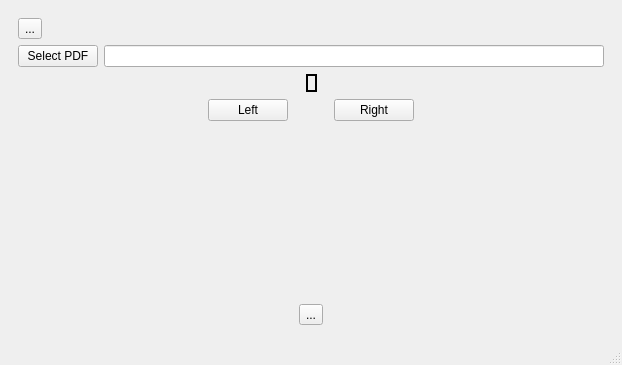
Before: the Qt Designer form mainwindow.ui in silash35/qpdftools, drawn with Qt 5.
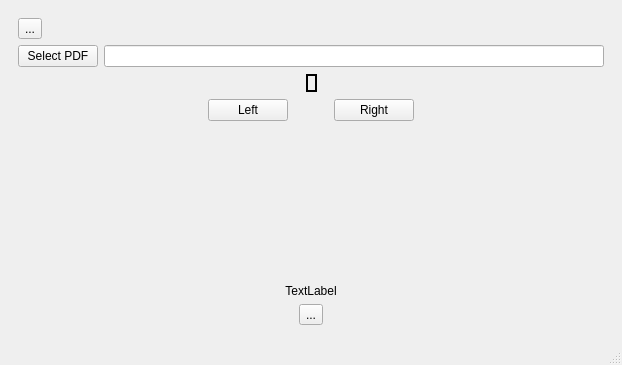
After: the same form once the commit is applied.

Commit message: implemented more beautiful code

Patch:
```diff
--- a/mainwindow.ui
+++ b/mainwindow.ui
@@ -736,6 +736,16 @@
           </property>
          </spacer>
         </item>
+        <item>
+         <widget class="QLabel" name="label_status4">
+          <property name="text">
+           <string>TextLabel</string>
+          </property>
+          <property name="alignment">
+           <set>Qt::AlignCenter</set>
+          </property>
+         </widget>
+        </item>
         <item>
          <layout class="QHBoxLayout" name="horizontalLayout_14">
           <item>
```
Left out of the diff: 26 changed lines with no effect on the pictures. The commit also changes 2 other files.
